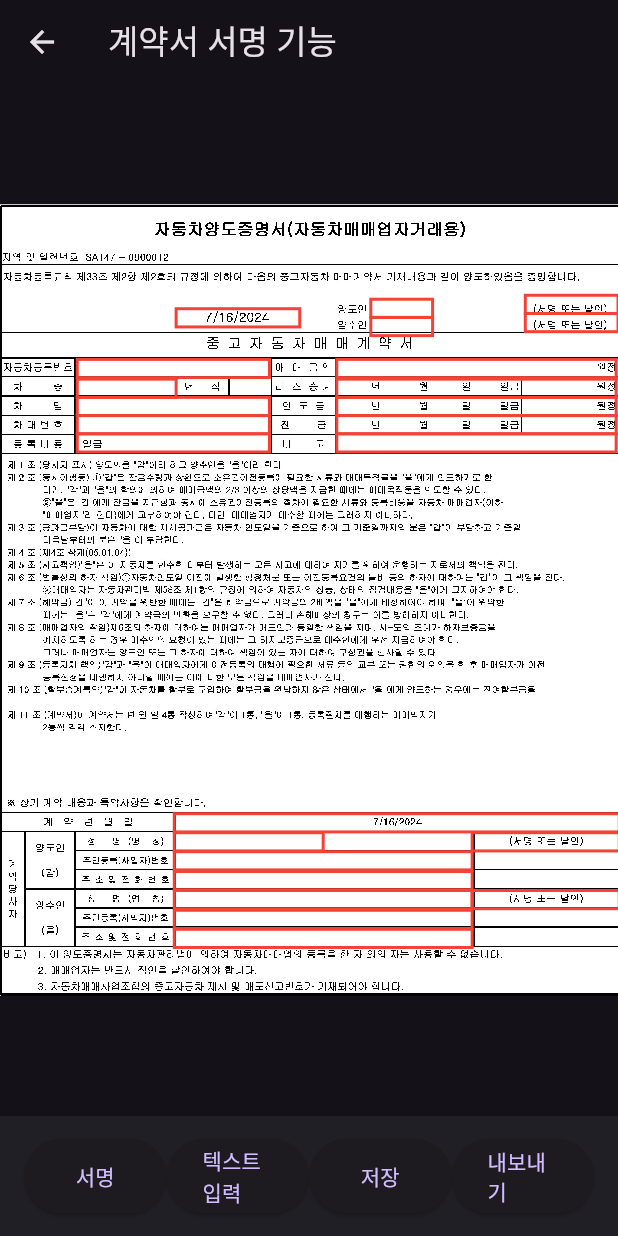
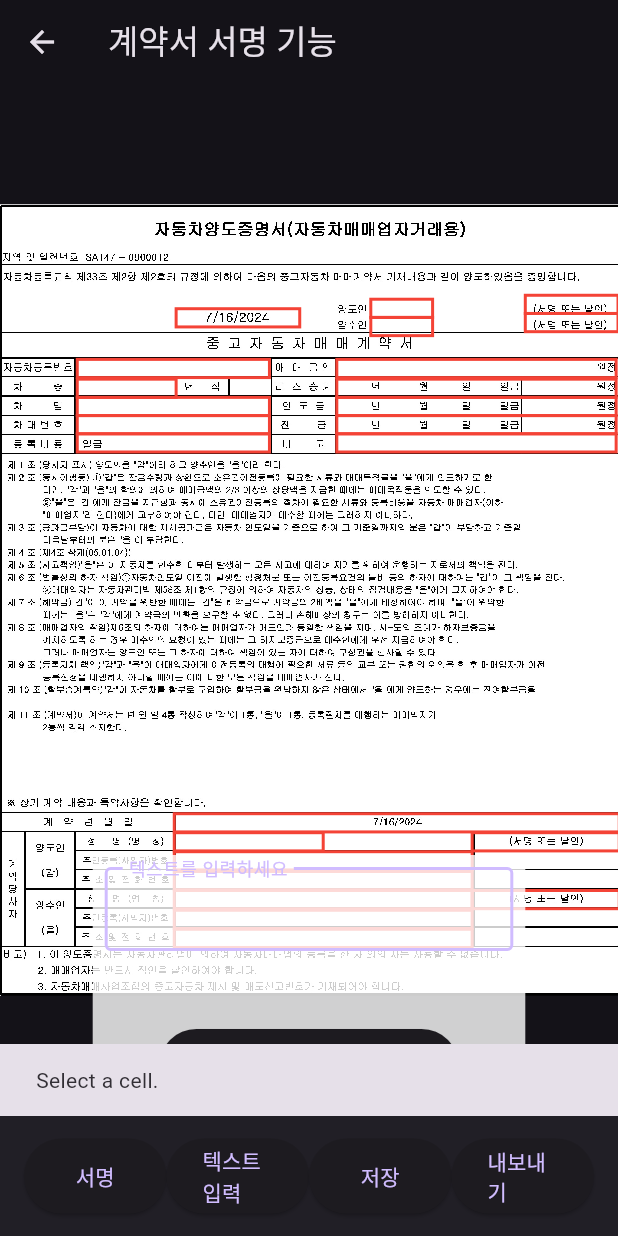
Before and after one commit to emptybiin/fastdealer, a Flutter app: the ContractFeatureDebug screen opened directly, item 2 of the bottom bar chosen, after a tap on "저장", on a phone screen of 412 x 824 dp. Run offline on Flutter 3.47's test engine with Material 3 defaults, Android fonts, the phone set to English and light mode, and no system bars; our stand-ins replace share_plus, signature; missing offline and left inert: excel.

Commit message:
텍스트필드 저장버튼 추가

```diff
--- a/lib/features/contract_debug.dart
+++ b/lib/features/contract_debug.dart
@@ -232,26 +232,31 @@ class _ContractFeatureDebugState extends State<ContractFeatureDebug> {
   }
 
 
-
   @override
   Widget build(BuildContext context) {
-    // Get the keyboard height from MediaQuery
     final keyboardHeight = MediaQuery.of(context).viewInsets.bottom;
+    final screenWidth = MediaQuery.of(context).size.width;
+    final screenHeight = MediaQuery.of(context).size.height;
 
     return Scaffold(
       appBar: AppBar(
         title: Text('계약서 서명 기능'),
       ),
-      body: Stack(
+      body: GestureDetector(
+        onTap: () {
+          // Dismiss the keyboard when tapping outside of the input fields
+          FocusScope.of(context).unfocus();
+        },
+        child: Stack(
           children: [
             // Image Container - Fixed Position
             if (isImageLoaded)
               Positioned.fill(
                 child: GestureDetector(
                   onTapDown: (details) {
-                  final imageScale = MediaQuery.of(context).size.width / contractImage!.width;
+                    final imageScale = screenWidth / contractImage!.width;
                     final scaledHeight = contractImage!.height * imageScale;
-                  final imageTopOffset = (MediaQuery.of(context).size.height * imageScale - scaledHeight) / 2;
+                    final imageTopOffset = (screenHeight * imageScale - scaledHeight) / 2;
 
                     final touchPosition = Offset(
                       details.localPosition.dx / imageScale,
@@ -282,27 +287,27 @@ class _ContractFeatureDebugState extends State<ContractFeatureDebug> {
             if (isTextInputMode || isSignatureMode)
               Positioned(
                 bottom: keyboardHeight,
-              left: MediaQuery.of(context).size.width * 0.15,
-              right: MediaQuery.of(context).size.width * 0.15,
+                left: screenWidth * 0.15,
+                right: screenWidth * 0.15,
+                child: SingleChildScrollView(
                   child: Container(
                     color: Colors.white.withOpacity(0.8),
-                width: MediaQuery.of(context).size.width * 0.7,
+                    width: screenWidth * 0.7,
+                    padding: EdgeInsets.all(8.0),
                     child: Column(
                       mainAxisSize: MainAxisSize.min,
                       children: [
                         // TextField or Signature
                         Container(
                           height: isSignatureMode
-                          ? MediaQuery.of(context).size.width * 1.5 * ((selectedArea?.height ?? 1) / (selectedArea?.width ?? 1))
+                              ? screenWidth * 1.5 * ((selectedArea?.height ?? 1) / (selectedArea?.width ?? 1))
                               : 100,
                           child: isSignatureMode
                               ? Signature(
                             controller: _controller,
                             backgroundColor: Colors.lightBlueAccent,
                           )
-                          : Padding(
-                        padding: const EdgeInsets.all(8.0),
-                        child: TextField(
+                              : TextField(
                             controller: textEditingController,
                             focusNode: textFocusNode,
                             decoration: InputDecoration(
@@ -310,17 +315,16 @@ class _ContractFeatureDebugState extends State<ContractFeatureDebug> {
                               labelText: '텍스트를 입력하세요',
                             ),
                             autofocus: true,
-                          // Dismiss keyboard when touching outside
-                          onTapOutside: (_) {
-                            FocusScope.of(context).unfocus();
+                            // Dismiss keyboard when tapping outside of TextField
+                            onSubmitted: (text) {
+                              _saveSignatureOrText();
                             },
-                        ),
                           ),
                         ),
                         SizedBox(height: 8), // Space between TextField and Button
                         ElevatedButton(
                           onPressed: () {
-                        _saveSignatureOrText();
+                            _saveSignatureOrText(); // Call the save function
                           },
                           child: Text('저장'),
                         ),
@@ -328,7 +332,9 @@ class _ContractFeatureDebugState extends State<ContractFeatureDebug> {
                     ),
                   ),
                 ),
+              ),
           ],
+        ),
       ),
       bottomNavigationBar: BottomAppBar(
         child: Row(
```
Lines whose indentation alone changed are shown as unchanged.
